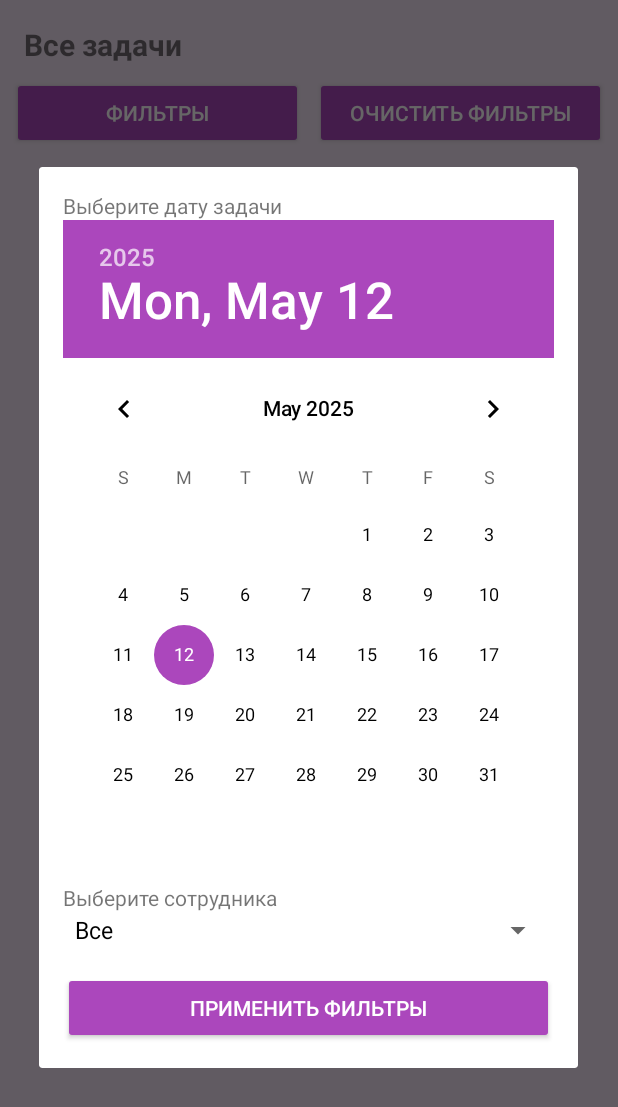
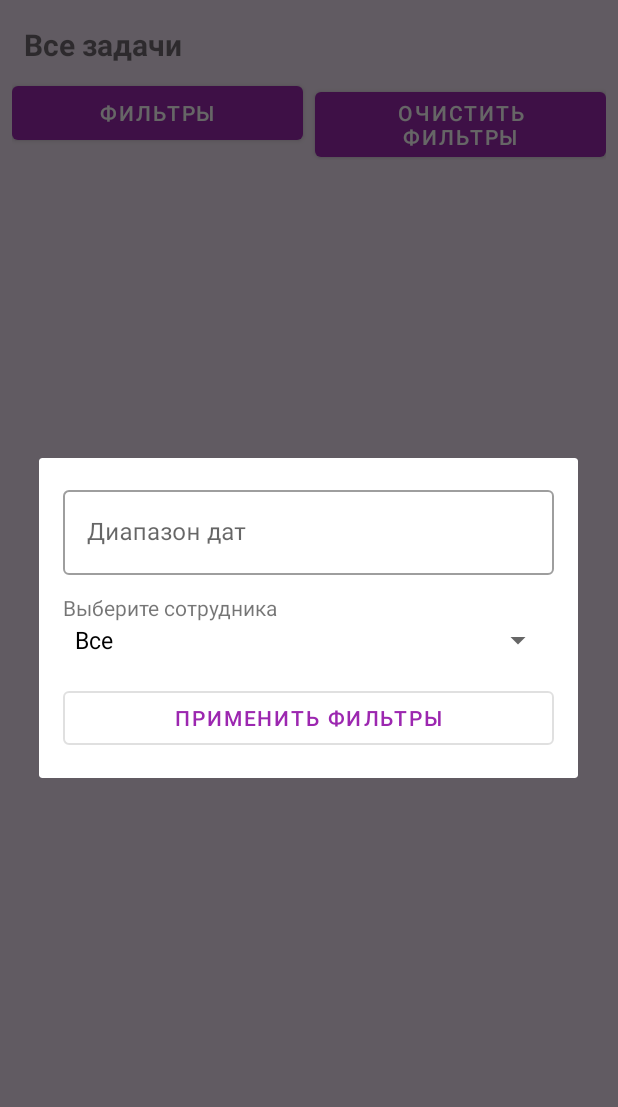
Before and after one commit to iluscho/PerformApp, an Android app: the DispatcherAllTasksActivity screen opened directly, with no data from a screen before it, after a tap on "ФИЛЬТРЫ", on a phone screen of 412 x 824 dp. Shown: the top 1107 px of the screen. Run offline under Robolectric (Android 15) with nearby library versions, the phone set to English and light mode, and no system bars; our stand-ins replace Firebase (no records; nobody signed in at launch, a user with empty details on screens opened directly).

Commit message:
fix all task filters

```diff
--- a/app/build.gradle.kts
+++ b/app/build.gradle.kts
@@ -60,4 +60,8 @@ dependencies {
     // Для AndroidJUnit (если вы тестируете Android код)
     testImplementation("androidx.test.ext:junit:1.1.3")
     testImplementation("androidx.test:core:1.4.0")
+
+    implementation("androidx.appcompat:appcompat:1.6.1")
+    implementation("com.google.android.material:material:1.11.0")
+
 }
--- a/app/src/main/java/com/example/performapp/DispatcherAllTasksActivity.java
+++ b/app/src/main/java/com/example/performapp/DispatcherAllTasksActivity.java
@@ -5,7 +5,6 @@ import android.util.Log;
 import android.view.View;
 import android.widget.ArrayAdapter;
 import android.widget.Button;
-import android.widget.DatePicker;
 import android.widget.Spinner;
 import android.widget.Toast;
 
@@ -15,35 +14,42 @@ import androidx.appcompat.app.AppCompatActivity;
 import androidx.recyclerview.widget.LinearLayoutManager;
 import androidx.recyclerview.widget.RecyclerView;
 
+import com.google.android.material.datepicker.MaterialDatePicker;
+import com.google.android.material.textfield.TextInputEditText;
 import com.google.firebase.database.DataSnapshot;
 import com.google.firebase.database.DatabaseError;
 import com.google.firebase.database.DatabaseReference;
 import com.google.firebase.database.FirebaseDatabase;
 import com.google.firebase.database.ValueEventListener;
 
+import java.text.SimpleDateFormat;
 import java.util.ArrayList;
+import java.util.Date;
 import java.util.List;
+import java.util.Locale;
 
 public class DispatcherAllTasksActivity extends AppCompatActivity {
 
     private RecyclerView recyclerView;
     private DispatcherTaskAdapter taskAdapter;
     private final List<Task> taskList = new ArrayList<>();
-    private String filterDate = null;
+    private String filterStartDate = null;
+    private String filterEndDate = null;
     private String filterWorker = null;
     private List<String> allWorkers = new ArrayList<>();
-
+    private TextInputEditText dateRangeEditText;
 
     @Override
     protected void onCreate(Bundle savedInstanceState) {
         super.onCreate(savedInstanceState);
         setContentView(R.layout.activity_dispatcher_all_tasks);
+
         findViewById(R.id.btnClearFilters).setOnClickListener(v -> {
-            filterDate = null;
+            filterStartDate = null;
+            filterEndDate = null;
             filterWorker = null;
-            loadAllTasks(); // Перезагрузка всех задач без фильтрации
+            loadAllTasks();
         });
-
 
         recyclerView = findViewById(R.id.recyclerViewAllTasks);
         recyclerView.setLayoutManager(new LinearLayoutManager(this));
@@ -51,20 +57,21 @@ public class DispatcherAllTasksActivity extends AppCompatActivity {
         taskAdapter = new DispatcherTaskAdapter(taskList, task -> {
             Toast.makeText(this, "Работник снят", Toast.LENGTH_SHORT).show();
         });
+
         findViewById(R.id.btnFilter).setOnClickListener(v -> showFilterDialog());
 
-        loadWorkers(); // Загружаем список работников заранее
-
+        loadWorkers();
         recyclerView.setAdapter(taskAdapter);
         loadAllTasks();
     }
+
     private void loadWorkers() {
         DatabaseReference ref = FirebaseDatabase.getInstance().getReference("users");
         ref.orderByChild("role").equalTo("worker").addListenerForSingleValueEvent(new ValueEventListener() {
             @Override
             public void onDataChange(@NonNull DataSnapshot snapshot) {
                 allWorkers.clear();
-                allWorkers.add("Все"); // Пункт "Все"
+                allWorkers.add("Все");
                 for (DataSnapshot ds : snapshot.getChildren()) {
                     String name = ds.child("name").getValue(String.class);
                     if (name != null) allWorkers.add(name);
@@ -77,14 +84,30 @@ public class DispatcherAllTasksActivity extends AppCompatActivity {
             }
         });
     }
+
     private void showFilterDialog() {
         AlertDialog.Builder builder = new AlertDialog.Builder(this);
         View dialogView = getLayoutInflater().inflate(R.layout.dialog_filters, null);
         builder.setView(dialogView);
 
-        DatePicker datePicker = dialogView.findViewById(R.id.datePicker);
+        dateRangeEditText = dialogView.findViewById(R.id.dateEditText);
         Spinner workerSpinner = dialogView.findViewById(R.id.workerSpinner);
         Button btnApply = dialogView.findViewById(R.id.btnApplyFilters);
+
+        // Настройка Material Date Picker для выбора диапазона
+        MaterialDatePicker<androidx.core.util.Pair<Long, Long>> datePicker =
+                MaterialDatePicker.Builder.dateRangePicker()
+                        .setTitleText("Выберите период")
+                        .build();
+
+        dateRangeEditText.setOnClickListener(v -> datePicker.show(getSupportFragmentManager(), "DATE_RANGE_PICKER"));
+
+        datePicker.addOnPositiveButtonClickListener(selection -> {
+            SimpleDateFormat sdf = new SimpleDateFormat("yyyy-MM-dd", Locale.getDefault());
+            String startDate = sdf.format(new Date(selection.first));
+            String endDate = sdf.format(new Date(selection.second));
+            dateRangeEditText.setText(String.format("%s - %s", startDate, endDate));
+        });
 
         ArrayAdapter<String> adapter = new ArrayAdapter<>(this, android.R.layout.simple_spinner_item, allWorkers);
         adapter.setDropDownViewResource(android.R.layout.simple_spinner_dropdown_item);
@@ -94,11 +117,16 @@ public class DispatcherAllTasksActivity extends AppCompatActivity {
         dialog.show();
 
         btnApply.setOnClickListener(v -> {
-            int day = datePicker.getDayOfMonth();
-            int month = datePicker.getMonth() + 1;
-            int year = datePicker.getYear();
+            String dateRange = dateRangeEditText.getText().toString().trim();
+            if (!dateRange.isEmpty()) {
+                String[] dates = dateRange.split(" - ");
+                filterStartDate = dates[0];
+                filterEndDate = dates.length > 1 ? dates[1] : dates[0];
+            } else {
+                filterStartDate = null;
+                filterEndDate = null;
+            }
 
-            filterDate = String.format("%04d-%02d-%02d", year, month, day);
             filterWorker = workerSpinner.getSelectedItem().toString();
             if ("Все".equals(filterWorker)) filterWorker = null;
 
@@ -106,6 +134,7 @@ public class DispatcherAllTasksActivity extends AppCompatActivity {
             applyFilters();
         });
     }
+
     private void applyFilters() {
         DatabaseReference ref = FirebaseDatabase.getInstance().getReference("tasks");
         ref.addListenerForSingleValueEvent(new ValueEventListener() {
@@ -130,8 +159,18 @@ public class DispatcherAllTasksActivity extends AppCompatActivity {
                         } catch (IllegalArgumentException ignored) { }
                     }
 
-                    if (filterDate != null && (taskDate == null || !taskDate.equals(filterDate))) continue;
-                    if (filterWorker != null && (workerName == null || !workerName.equals(filterWorker))) continue;
+                    // Фильтрация по дате (если задан диапазон)
+                    if (filterStartDate != null && taskDate != null) {
+                        if (taskDate.compareTo(filterStartDate) < 0 ||
+                                (filterEndDate != null && taskDate.compareTo(filterEndDate) > 0)) {
+                            continue;
+                        }
+                    }
+
+                    // Фильтрация по работнику
+                    if (filterWorker != null && (workerName == null || !workerName.equals(filterWorker))) {
+                        continue;
+                    }
 
                     Task t = new Task(id, taskDate, acceptanceDate, address, comment, organization, status);
                     t.setWorkerName(workerName != null ? workerName : "");
@@ -148,7 +187,6 @@ public class DispatcherAllTasksActivity extends AppCompatActivity {
         });
     }
 
-
     private void loadAllTasks() {
         DatabaseReference ref = FirebaseDatabase.getInstance().getReference("tasks");
         ref.addValueEventListener(new ValueEventListener() {
@@ -156,15 +194,15 @@ public class DispatcherAllTasksActivity extends AppCompatActivity {
             public void onDataChange(@NonNull DataSnapshot snapshot) {
                 taskList.clear();
                 for (DataSnapshot ds : snapshot.getChildren()) {
-                    String id             = ds.getKey();
-                    String address        = ds.child("address").getValue(String.class);
-                    String organization   = ds.child("organization").getValue(String.class);
-                    String workerName     = ds.child("workerName").getValue(String.class);
-                    String taskDate       = ds.child("taskDate").getValue(String.class);
+                    String id = ds.getKey();
+                    String address = ds.child("address").getValue(String.class);
+                    String organization = ds.child("organization").getValue(String.class);
+                    String workerName = ds.child("workerName").getValue(String.class);
+                    String taskDate = ds.child("taskDate").getValue(String.class);
                     String acceptanceDate = ds.child("acceptanceDate").getValue(String.class);
                     String completionDate = ds.child("completionDate").getValue(String.class);
-                    String comment        = ds.child("comment").getValue(String.class);
-                    String statusStr      = ds.child("status").getValue(String.class);
+                    String comment = ds.child("comment").getValue(String.class);
+                    String statusStr = ds.child("status").getValue(String.class);
 
                     TaskStatus status = TaskStatus.PENDING;
                     if (statusStr != null && !statusStr.isEmpty()) {
--- a/app/src/main/res/layout/dialog_filters.xml
+++ b/app/src/main/res/layout/dialog_filters.xml
@@ -1,21 +1,25 @@
 <?xml version="1.0" encoding="utf-8"?>
 <LinearLayout
     xmlns:android="http://schemas.android.com/apk/res/android"
+    xmlns:app="http://schemas.android.com/apk/res-auto"
     android:orientation="vertical"
     android:padding="16dp"
     android:layout_width="match_parent"
     android:layout_height="wrap_content">
 
-    <TextView
-        android:text="Выберите дату задачи"
-        android:layout_width="wrap_content"
-        android:layout_height="wrap_content"/>
-
-    <DatePicker
-        android:id="@+id/datePicker"
+    <com.google.android.material.textfield.TextInputLayout
         android:layout_width="match_parent"
         android:layout_height="wrap_content"
-        android:calendarViewShown="true"/>
+        style="@style/Widget.MaterialComponents.TextInputLayout.OutlinedBox"
+        android:hint="Диапазон дат">
+
+        <com.google.android.material.textfield.TextInputEditText
+            android:id="@+id/dateEditText"
+            android:layout_width="match_parent"
+            android:layout_height="wrap_content"
+            android:focusable="false"
+            android:inputType="none"/>
+    </com.google.android.material.textfield.TextInputLayout>
 
     <TextView
         android:text="Выберите сотрудника"
@@ -33,5 +37,6 @@
         android:layout_width="match_parent"
         android:layout_height="wrap_content"
         android:text="Применить фильтры"
-        android:layout_marginTop="16dp"/>
+        android:layout_marginTop="16dp"
+        style="@style/Widget.MaterialComponents.Button.OutlinedButton"/>
 </LinearLayout>
--- a/app/src/main/res/values/styles.xml
+++ b/app/src/main/res/values/styles.xml
@@ -1,25 +1 @@
-<?xml version="1.0" encoding="utf-8"?>
-<resources>
-
-    <style name="Theme.PerformApp" parent="Theme.AppCompat.DayNight.NoActionBar">
-        <!-- Основной фиолетовый цвет -->
-        <item name="colorPrimary">@color/purple_500</item>
-        <!-- Более темный фиолетовый цвет для акцентов -->
-        <item name="colorPrimaryVariant">@color/purple_700</item>
-        <!-- Белый цвет для текста на фиолетовом фоне -->
-        <item name="colorOnPrimary">@color/white</item>
-
-        <!-- Цвет фона для светлой темы -->
-        <item name="android:windowBackground">@color/purple_50</item>
-
-        <!-- Цвет текста для элементов, расположенных на фоне primary -->
-        <item name="android:textColorPrimary">@color/black</item>
-
-        <!-- Цвет кнопок и других интерактивных элементов -->
-        <item name="colorAccent">@color/purple_200</item>
-
-        <!-- Светлая фоновая тема для кнопок -->
-        <item name="android:buttonStyle">@style/Widget.AppCompat.Button.Colored</item>
-    </style>
-
-</resources>
+<resources></resources>
--- /dev/null
+++ b/app/src/main/res/values/themes.xml
@@ -0,0 +1,26 @@
+<?xml version="1.0" encoding="utf-8"?>
+<resources>
+    <style name="Theme.PerformApp" parent="Theme.MaterialComponents.DayNight.NoActionBar">
+        <!-- Основной фиолетовый цвет -->
+        <item name="colorPrimary">@color/purple_500</item>
+        <!-- Более темный фиолетовый цвет для акцентов -->
+        <item name="colorPrimaryVariant">@color/purple_700</item>
+        <!-- Белый цвет для текста на фиолетовом фоне -->
+        <item name="colorOnPrimary">@color/white</item>
+
+        <!-- Цвет фона для светлой темы -->
+        <item name="android:windowBackground">@color/purple_50</item>
+
+        <!-- Цвет текста для элементов, расположенных на фоне primary -->
+        <item name="android:textColorPrimary">@color/black</item>
+
+        <!-- Цвет кнопок и других интерактивных элементов -->
+        <item name="colorAccent">@color/purple_200</item>
+
+        <!-- Стиль для кнопок -->
+        <item name="android:buttonStyle">@style/Widget.MaterialComponents.Button</item>
+
+        <!-- Обязательные атрибуты для корректной работы TextInputLayout -->
+        <item name="textInputStyle">@style/Widget.MaterialComponents.TextInputLayout.OutlinedBox</item>
+    </style>
+</resources>
```
